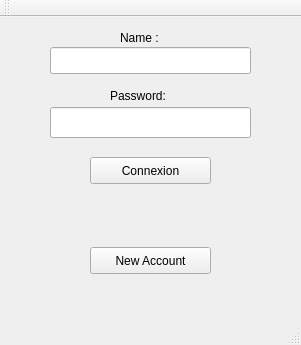
Old version of the form Linpop/loginwindow.ui in the repository BAKFR/linpop.
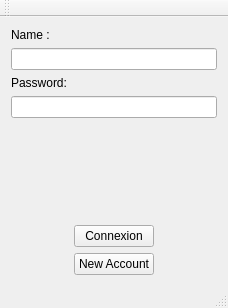
New version of the form.

Commit message: Adding layouts to graphics interface (resize windows is now enabled)

```diff
--- a/Linpop/loginwindow.ui
+++ b/Linpop/loginwindow.ui
@@ -6,86 +6,75 @@
    <rect>
     <x>0</x>
     <y>0</y>
-    <width>301</width>
-    <height>345</height>
+    <width>228</width>
+    <height>308</height>
    </rect>
   </property>
   <property name="windowTitle">
    <string>LoginWindow</string>
   </property>
   <widget class="QWidget" name="centralWidget">
+   <layout class="QVBoxLayout" name="verticalLayout_4">
+    <item>
+     <layout class="QVBoxLayout" name="verticalLayout">
+      <item>
+       <layout class="QVBoxLayout" name="verticalLayout_2">
+        <item>
    <widget class="QLabel" name="luser_name">
-    <property name="geometry">
-     <rect>
-      <x>120</x>
-      <y>0</y>
-      <width>141</width>
-      <height>41</height>
-     </rect>
-    </property>
     <property name="text">
      <string>Name :</string>
     </property>
    </widget>
-   <widget class="QLineEdit" name="user_name">
-    <property name="geometry">
-     <rect>
-      <x>50</x>
-      <y>30</y>
-      <width>201</width>
-      <height>27</height>
-     </rect>
-    </property>
-   </widget>
+        </item>
+        <item>
+         <widget class="QLineEdit" name="user_name"/>
+        </item>
+       </layout>
+      </item>
+      <item>
+       <layout class="QVBoxLayout" name="verticalLayout_3">
+        <item>
    <widget class="QLabel" name="lpassword">
-    <property name="geometry">
-     <rect>
-      <x>110</x>
-      <y>70</y>
-      <width>66</width>
-      <height>17</height>
-     </rect>
-    </property>
     <property name="text">
      <string>Password:</string>
     </property>
    </widget>
-   <widget class="QLineEdit" name="password">
-    <property name="geometry">
-     <rect>
-      <x>50</x>
-      <y>90</y>
-      <width>201</width>
-      <height>31</height>
-     </rect>
-    </property>
-   </widget>
+        </item>
+        <item>
+         <widget class="QLineEdit" name="password"/>
+        </item>
+       </layout>
+      </item>
+      <item>
+       <spacer name="verticalSpacer">
+        <property name="orientation">
+         <enum>Qt::Vertical</enum>
+        </property>
+        <property name="sizeHint" stdset="0">
+         <size>
+          <width>20</width>
+          <height>40</height>
+         </size>
+        </property>
+       </spacer>
+      </item>
+      <item alignment="Qt::AlignHCenter">
    <widget class="QPushButton" name="bConnexion">
-    <property name="geometry">
-     <rect>
-      <x>90</x>
-      <y>140</y>
-      <width>121</width>
-      <height>27</height>
-     </rect>
-    </property>
     <property name="text">
      <string>Connexion</string>
     </property>
    </widget>
+      </item>
+      <item alignment="Qt::AlignHCenter">
    <widget class="QPushButton" name="bCreateAccount">
-    <property name="geometry">
-     <rect>
-      <x>90</x>
-      <y>230</y>
-      <width>121</width>
-      <height>27</height>
-     </rect>
-    </property>
     <property name="text">
      <string>New Account</string>
     </property>
    </widget>
+      </item>
+     </layout>
+    </item>
+   </layout>
   </widget>
   <widget class="QMenuBar" name="menuBar">
    <property name="geometry">
```
Left out of the diff: 4 changed lines with no effect on the pictures. Lines whose indentation alone changed are shown as unchanged. The commit also changes 8 other files.
